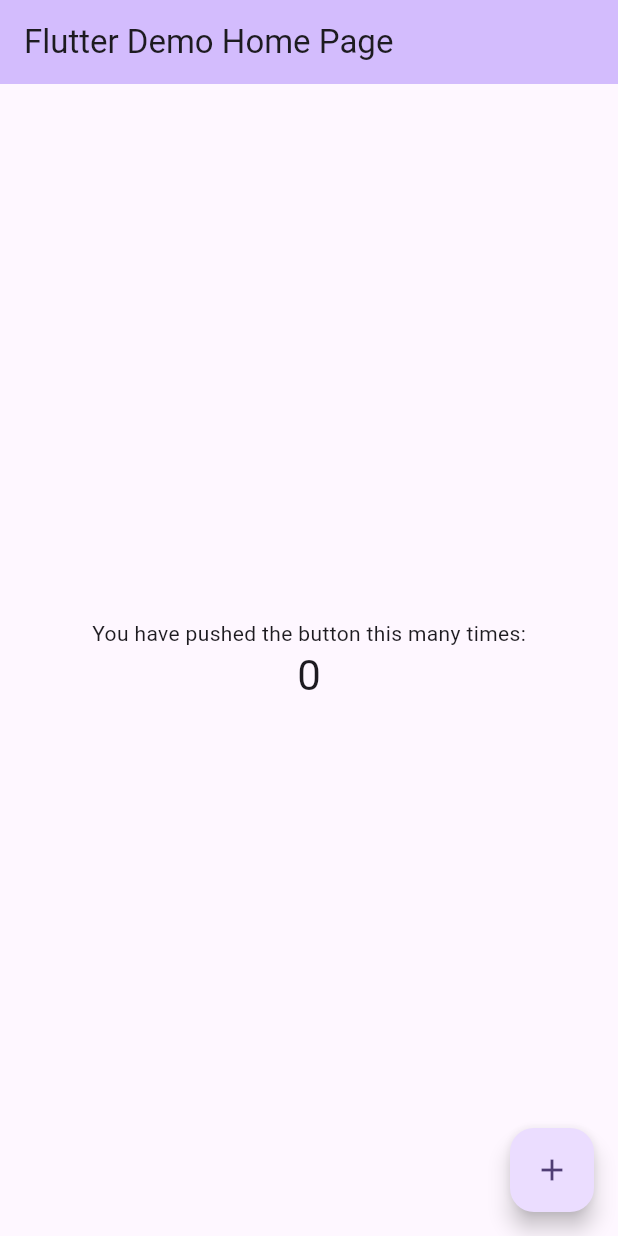
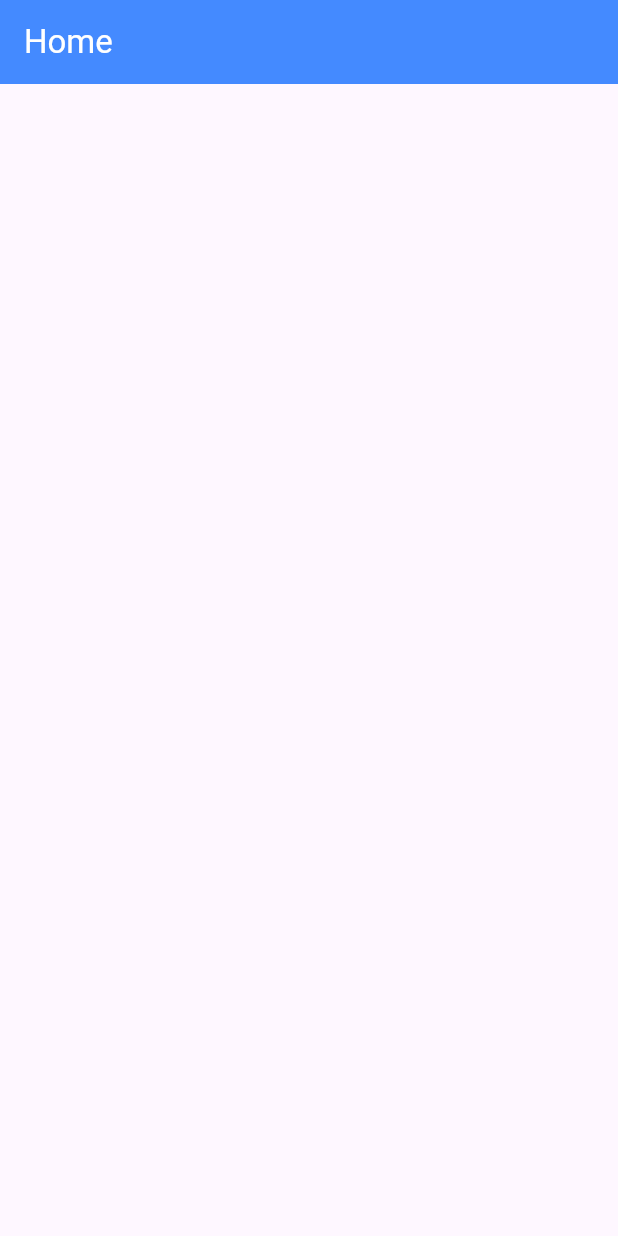
Before and after one commit to HongKimho/ProjectMobile, a Flutter app: the screen it shows after launch, on a phone screen of 412 x 824 dp. Run offline on Flutter 3.47's test engine with Material 3 defaults, Android fonts, the phone set to English and light mode, and no system bars.

Commit message:
update home screen

```diff
--- a/lib/main.dart
+++ b/lib/main.dart
@@ -1,3 +1,4 @@
+import 'package:chat_app/screen/home_screen.dart';
 import 'package:flutter/material.dart';
 
 void main() {
@@ -7,93 +8,12 @@ void main() {
 class MyApp extends StatelessWidget {
   const MyApp({super.key});
 
-  // This widget is the root of your application.
   @override
   Widget build(BuildContext context) {
-    return MaterialApp(
-      title: 'Flutter Demo',
-      theme: ThemeData(
-        // This is the theme of your application.
-        //
-        // TRY THIS: Try running your application with "flutter run". You'll see
-        // the application has a purple toolbar. Then, without quitting the app,
-        // try changing the seedColor in the colorScheme below to Colors.green
-        // and then invoke "hot reload" (save your changes or press the "hot
-        // reload" button in a Flutter-supported IDE, or press "r" if you used
-        // the command line to start the app).
-        //
-        // Notice that the counter didn't reset back to zero; the application
-        // state is not lost during the reload. To reset the state, use hot
-        // restart instead.
-        //
-        // This works for code too, not just values: Most code changes can be
-        // tested with just a hot reload.
-        colorScheme: ColorScheme.fromSeed(seedColor: Colors.deepPurple),
-        useMaterial3: true,
-      ),
-      home: const MyHomePage(title: 'Flutter Demo Home Page'),
+    return const MaterialApp(
+      debugShowCheckedModeBanner: false,
+      title: 'Chat App',
+      home: HomeScreen(),
     );
   }
 }
-
-class MyHomePage extends StatefulWidget {
-  const MyHomePage({super.key, required this.title});
-
-  // This widget is the home page of your application. It is stateful, meaning
-  // that it has a State object (defined below) that contains fields that affect
-  // how it looks.
-
-  // This class is the configuration for the state. It holds the values (in this
-  // case the title) provided by the parent (in this case the App widget) and
-  // used by the build method of the State. Fields in a Widget subclass are
-  // always marked "final".
-
-  final String title;
-
-  @override
-  State<MyHomePage> createState() => _MyHomePageState();
-}
-
-class _MyHomePageState extends State<MyHomePage> {
-  int _counter = 0;
-
-  void _incrementCounter() {
-    setState(() {
-
-      _counter++;
-    });
-  }
-
-  @override
-  Widget build(BuildContext context) {
-
-    return Scaffold(
-      appBar: AppBar(
-
-        backgroundColor: Theme.of(context).colorScheme.inversePrimary,
-
-        title: Text(widget.title),
-      ),
-      body: Center(
-
-        child: Column(
-          mainAxisAlignment: MainAxisAlignment.center,
-          children: <Widget>[
-            const Text(
-              'You have pushed the button this many times:',
-            ),
-            Text(
-              '$_counter',
-              style: Theme.of(context).textTheme.headlineMedium,
-            ),
-          ],
-        ),
-      ),
-      floatingActionButton: FloatingActionButton(
-        onPressed: _incrementCounter,
-        tooltip: 'Increment',
-        child: const Icon(Icons.add),
-      ), // This trailing comma makes auto-formatting nicer for build methods.
-    );
-  }
-}
--- /dev/null
+++ b/lib/screen/home_screen.dart
@@ -0,0 +1,23 @@
+import 'package:flutter/material.dart';
+
+class HomeScreen extends StatefulWidget {
+  const HomeScreen({super.key});
+
+  @override
+  State<HomeScreen> createState() => _HomeScreenState();
+}
+
+class _HomeScreenState extends State<HomeScreen> {
+  @override
+  Widget build(BuildContext context) {
+    return Scaffold(
+      appBar: AppBar(
+        title: const Text(
+          'Home',
+          style: TextStyle(color: Colors.white),
+        ),
+        backgroundColor: Colors.blueAccent,
+      ),
+    );
+  }
+}
```
